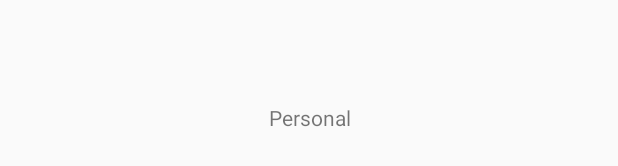
After one commit to ramsung/IndianDiet, an Android app: the layout personal.xml on its own in the app's theme, with its tools: preview values and no code run, on a phone screen of 412 x 824 dp. The commit adds this screen. Shown: the part 500-666 px from the top of the screen. Run offline under Robolectric (Android 15) with nearby library versions, the phone set to English and light mode, and no system bars.

Commit message:
created layouts for afragment

```diff
--- a/app/build.gradle
+++ b/app/build.gradle
@@ -8,7 +8,7 @@ try {
     throw new GradleException("Missing twitter.properties, check the twitter.properties.sample file.");
 }
 dependencies {
-    compile 'com.android.support:support-v4:25.+'
+    compile 'com.android.support:support-v4:25.3.1'
 }
 android {
     compileSdkVersion 25
--- a/app/src/main/java/diet/indian/best/indiandiet/home.java
+++ b/app/src/main/java/diet/indian/best/indiandiet/home.java
@@ -41,6 +41,7 @@ public class home extends AppCompatActivity {
         setSupportActionBar(toolbar);*/
 
         PageBottomTabLayout pageBottomTabLayout = (PageBottomTabLayout) findViewById(R.id.tab);
+
 
 
         mNavigationController = pageBottomTabLayout.material()
--- a/app/src/main/res/layout/activity_home.xml
+++ b/app/src/main/res/layout/activity_home.xml
@@ -5,7 +5,7 @@
                 android:layout_height="match_parent"
     style="@style/Base.Theme.AppCompat.Light.DarkActionBar">
 
-    <diet.indian.best.indiandiet.NoTouchViewPager
+    <android.support.v4.view.ViewPager
         android:id="@+id/viewPager"
         android:layout_width="match_parent"
         android:layout_height="match_parent"
--- /dev/null
+++ b/app/src/main/res/layout/personal.xml
@@ -0,0 +1,16 @@
+<?xml version="1.0" encoding="utf-8"?>
+<LinearLayout xmlns:android="http://schemas.android.com/apk/res/android"
+              android:orientation="vertical"
+              android:layout_width="match_parent"
+              android:layout_height="match_parent"
+    android:gravity="center">
+
+    <TextView
+        android:id="@+id/textView"
+        android:layout_width="match_parent"
+        android:layout_height="wrap_content"
+        android:layout_gravity="center"
+        android:gravity="center"
+        android:text="Personal"/>
+
+</LinearLayout>
```
Also changed, not shown: app/src/main/java/diet/indian/best/indiandiet/AFragment.java (+10 -0 lines), app/src/main/java/diet/indian/best/indiandiet/profileFragment.java (deleted, +0 -108 lines), app/src/main/res/layout/fragment_profile.xml (deleted, +0 -13 lines), app/src/main/res/layout/nearme.xml (added, +16 -0 lines), app/src/main/res/layout/social.xml (added, +16 -0 lines), app/src/main/res/drawable/group.png (added).
